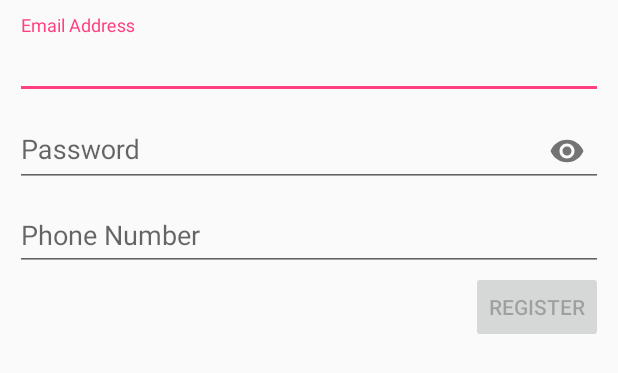
After one commit to myotive/stranger-streams, an Android app: the layout fragment_rxforms.xml on its own in the app's theme, with its tools: preview values and no code run, on a phone screen of 412 x 824 dp. The commit adds this screen. Shown: the top 373 px of the screen. Run offline under Robolectric (Android 15) with nearby library versions, the phone set to English and light mode, and no system bars.

Commit message:
Adding crude form validation example

```diff
--- a/app/build.gradle
+++ b/app/build.gradle
@@ -45,6 +45,8 @@ dependencies {
     // -- Rx Java/Android
     compile 'io.reactivex:rxandroid:1.2.1'
     compile 'io.reactivex:rxjava:1.1.6'
+    // -- (Optional) Rx Java Math library
+    compile 'io.reactivex:rxjava-math:1.0.0'
 
     // -- Rx Android bindings
     compile 'com.jakewharton.rxbinding:rxbinding:0.4.0'
--- /dev/null
+++ b/app/src/main/res/layout/fragment_rxforms.xml
@@ -0,0 +1,64 @@
+<?xml version="1.0" encoding="utf-8"?>
+<LinearLayout xmlns:android="http://schemas.android.com/apk/res/android"
+    xmlns:app="http://schemas.android.com/apk/res-auto"
+    android:orientation="vertical"
+    android:layout_width="match_parent"
+    android:layout_height="match_parent"
+    android:padding="10dp">
+
+    <android.support.design.widget.TextInputLayout
+        android:id="@+id/emailLayout"
+        android:layout_width="match_parent"
+        android:layout_height="wrap_content">
+
+        <EditText
+            android:id="@+id/email"
+            android:layout_width="match_parent"
+            android:layout_height="wrap_content"
+            android:inputType="textEmailAddress"
+            android:imeOptions="actionNext"
+            android:hint="Email Address"/>
+
+    </android.support.design.widget.TextInputLayout>
+
+    <android.support.design.widget.TextInputLayout
+        android:id="@+id/passwordLayout"
+        android:layout_width="match_parent"
+        android:layout_height="wrap_content"
+        app:passwordToggleEnabled="true">
+
+        <EditText
+            android:id="@+id/password"
+            android:layout_width="match_parent"
+            android:layout_height="wrap_content"
+            android:inputType="textPassword"
+            android:imeOptions="actionNext"
+            android:hint="Password"/>
+
+    </android.support.design.widget.TextInputLayout>
+
+    <android.support.design.widget.TextInputLayout
+        android:id="@+id/phoneLayout"
+        android:layout_width="match_parent"
+        android:layout_height="wrap_content">
+
+        <EditText
+            android:id="@+id/phone"
+            android:layout_width="match_parent"
+            android:layout_height="wrap_content"
+            android:inputType="phone"
+            android:imeOptions="actionDone"
+            android:hint="Phone Number"/>
+
+    </android.support.design.widget.TextInputLayout>
+
+
+    <Button
+        android:id="@+id/register"
+        android:layout_gravity="right"
+        android:layout_width="wrap_content"
+        android:layout_height="wrap_content"
+        android:enabled="false"
+        android:text="Register"/>
+
+</LinearLayout>
--- a/app/src/main/res/menu/navigationdrawer_main.xml
+++ b/app/src/main/res/menu/navigationdrawer_main.xml
@@ -3,6 +3,11 @@
     <group android:checkableBehavior="single">
         <item android:id="@+id/navdrawer_item_rxjava"
             android:title="RxJava Basics"/>
+
+    </group>
+    <group android:checkableBehavior="single">
+        <item android:id="@+id/navdrawer_item_rxjava_form"
+            android:title="RxJava Form Example"/>
 
     </group>
     <group android:checkableBehavior="single">
```
Also changed, not shown: app/src/main/java/com/example/myotive/strangerstreamsdemo/MainActivity.java (+9 -0 lines), app/src/main/java/com/example/myotive/strangerstreamsdemo/ui/RxJavaFormsFragment.java (added, +207 -0 lines).
